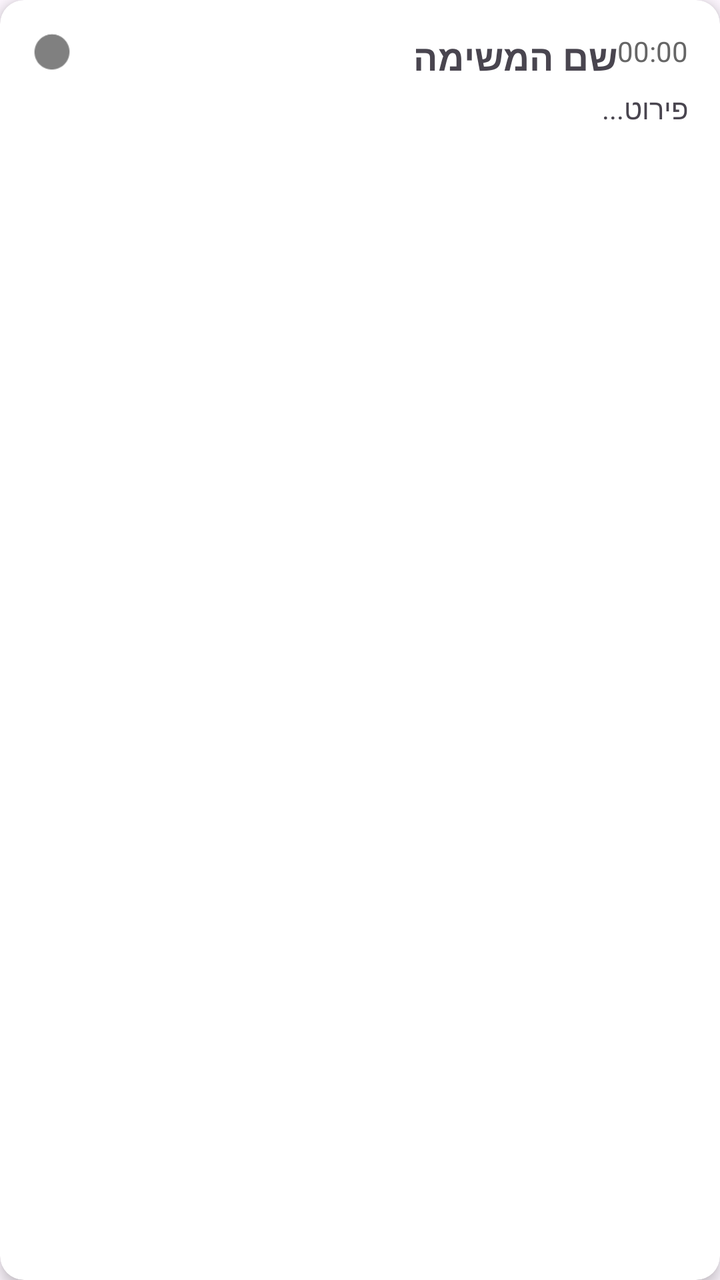
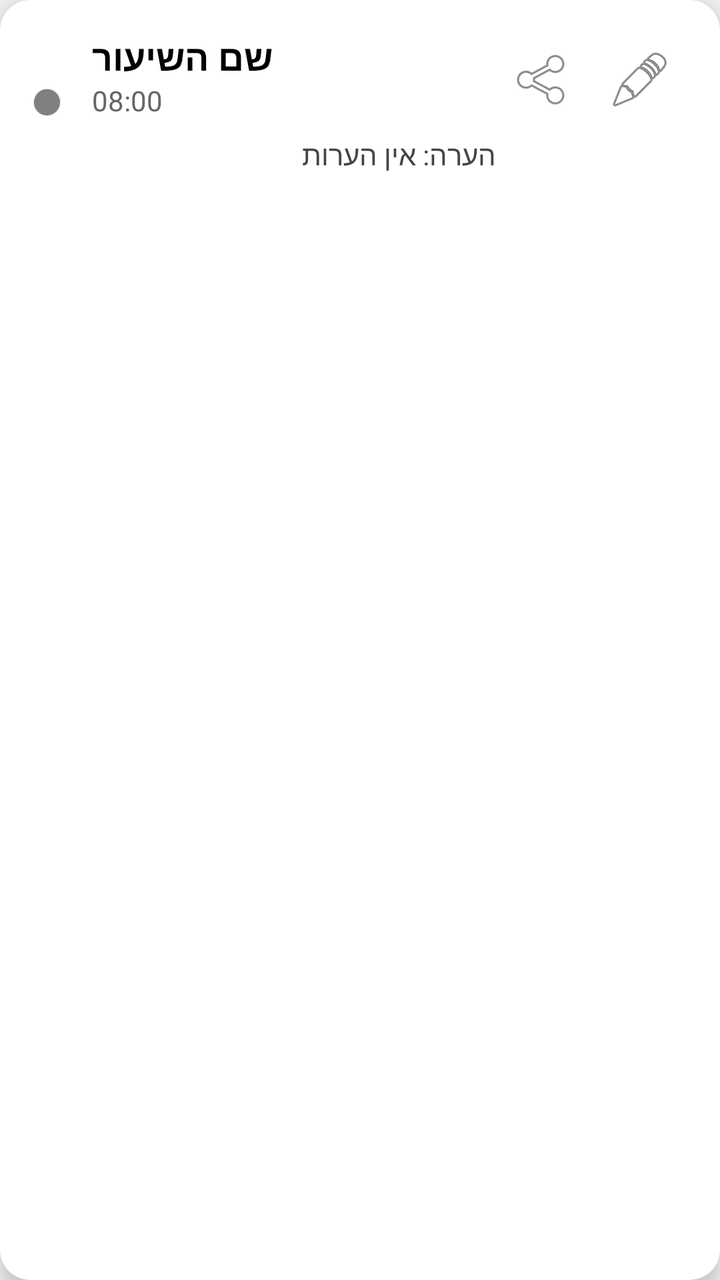

Screens rendered from an Android XML layout before and after an edit, with the pre-edit source and the edit as a unified diff.
<!-- AndroidManifest.xml: application theme Theme.MyScheduleApp20 -->
<!-- res/layout/item_task.xml -->
<?xml version="1.0" encoding="utf-8"?>
<androidx.cardview.widget.CardView xmlns:android="http://schemas.android.com/apk/res/android"
    xmlns:app="http://schemas.android.com/apk/res-auto"
    android:layout_width="match_parent"
    android:layout_height="wrap_content"
    android:layout_margin="8dp"
    app:cardCornerRadius="12dp"
    app:cardElevation="4dp">

    <androidx.constraintlayout.widget.ConstraintLayout
        android:layout_width="match_parent"
        android:layout_height="wrap_content"
        android:padding="16dp">

        <View
            android:id="@+id/viewStatusCircle"
            android:layout_width="20dp"
            android:layout_height="20dp"
            android:background="@android:drawable/presence_invisible"
            android:backgroundTint="#808080"
            app:layout_constraintStart_toStartOf="parent"
            app:layout_constraintTop_toTopOf="parent"
            app:layout_bottom_toBottomOf="parent"/>

        <TextView
            android:id="@+id/txtTaskTitle"
            android:layout_width="0dp"
            android:layout_height="wrap_content"
            android:text="שם המשימה"
            android:textSize="18sp"
            android:textStyle="bold"
            android:layout_marginStart="16dp"
            app:layout_constraintStart_toEndOf="@id/viewStatusCircle"
            app:layout_constraintEnd_toStartOf="@id/txtTaskTime"
            app:layout_constraintTop_toTopOf="parent"/>

        <TextView
            android:id="@+id/txtTaskTime"
            android:layout_width="wrap_content"
            android:layout_height="wrap_content"
            android:text="00:00"
            android:textColor="#666666"
            app:layout_constraintEnd_toEndOf="parent"
            app:layout_constraintTop_toTopOf="parent"/>

        <TextView
            android:id="@+id/txtTaskDetails"
            android:layout_width="0dp"
            android:layout_height="wrap_content"
            android:text="פירוט..."
            android:textSize="14sp"
            android:layout_marginTop="4dp"
            app:layout_constraintTop_toBottomOf="@id/txtTaskTitle"
            app:layout_constraintStart_toStartOf="@id/txtTaskTitle"
            app:layout_constraintEnd_toEndOf="parent"/>

    </androidx.constraintlayout.widget.ConstraintLayout>
</androidx.cardview.widget.CardView>
<!-- resources referenced by this layout -->
<resources>
  <style name="Theme.MyScheduleApp20" parent="Base.Theme.MyScheduleApp20" />
  <style name="Base.Theme.MyScheduleApp20" parent="Theme.Material3.DayNight.NoActionBar">
          
          
      </style>
</resources>

<!-- the commit's change to res/layout/item_task.xml (unified diff, before → after) -->
@@ -4,55 +4,83 @@
     android:layout_width="match_parent"
     android:layout_height="wrap_content"
     android:layout_margin="8dp"
-    app:cardCornerRadius="12dp"
-    app:cardElevation="4dp">
+    app:cardCornerRadius="15dp"
+    app:cardElevation="6dp">
 
-    <androidx.constraintlayout.widget.ConstraintLayout
+    <RelativeLayout
         android:layout_width="match_parent"
         android:layout_height="wrap_content"
         android:padding="16dp">
 
         <View
             android:id="@+id/viewStatusCircle"
-            android:layout_width="20dp"
-            android:layout_height="20dp"
+            android:layout_width="15dp"
+            android:layout_height="15dp"
+            android:layout_alignParentStart="true"
+            android:layout_centerVertical="true"
             android:background="@android:drawable/presence_invisible"
-            android:backgroundTint="#808080"
-            app:layout_constraintStart_toStartOf="parent"
-            app:layout_constraintTop_toTopOf="parent"
-            app:layout_bottom_toBottomOf="parent"/>
+            android:backgroundTint="#808080" />
 
-        <TextView
-            android:id="@+id/txtTaskTitle"
-            android:layout_width="0dp"
+        <LinearLayout
+            android:id="@+id/layoutTextContainer"
+            android:layout_width="match_parent"
             android:layout_height="wrap_content"
-            android:text="שם המשימה"
-            android:textSize="18sp"
-            android:textStyle="bold"
-            android:layout_marginStart="16dp"
-            app:layout_constraintStart_toEndOf="@id/viewStatusCircle"
-            app:layout_constraintEnd_toStartOf="@id/txtTaskTime"
-            app:layout_constraintTop_toTopOf="parent"/>
+            android:layout_toEndOf="@id/viewStatusCircle"
+            android:layout_marginStart="15dp"
+            android:layout_toStartOf="@id/layoutButtons"
+            android:orientation="vertical">
 
-        <TextView
-            android:id="@+id/txtTaskTime"
+            <TextView
+                android:id="@+id/txtTaskTitle"
+                android:layout_width="wrap_content"
+                android:layout_height="wrap_content"
+                android:text="שם השיעור"
+                android:textSize="18sp"
+                android:textStyle="bold"
+                android:textColor="#000000" />
+
+            <TextView
+                android:id="@+id/txtTaskTime"
+                android:layout_width="wrap_content"
+                android:layout_height="wrap_content"
+                android:text="08:00"
+                android:textColor="#666666" />
+
+            <TextView
+                android:id="@+id/txtTaskDetails"
+                android:layout_width="match_parent"
+                android:layout_height="wrap_content"
+                android:layout_marginTop="8dp"
+                android:text="הערה: אין הערות"
+                android:textSize="14sp"
+                android:textColor="#444444" />
+
+        </LinearLayout>
+
+        <LinearLayout
+            android:id="@+id/layoutButtons"
             android:layout_width="wrap_content"
             android:layout_height="wrap_content"
-            android:text="00:00"
-            android:textColor="#666666"
-            app:layout_constraintEnd_toEndOf="parent"
-            app:layout_constraintTop_toTopOf="parent"/>
+            android:layout_alignParentEnd="true"
+            android:orientation="horizontal">
 
-        <TextView
-            android:id="@+id/txtTaskDetails"
-            android:layout_width="0dp"
-            android:layout_height="wrap_content"
-            android:text="פירוט..."
-            android:textSize="14sp"
-            android:layout_marginTop="4dp"
-            app:layout_constraintTop_toBottomOf="@id/txtTaskTitle"
-            app:layout_constraintStart_toStartOf="@id/txtTaskTitle"
-            app:layout_constraintEnd_toEndOf="parent"/>
+            <ImageButton
+                android:id="@+id/btnShareTask"
+                android:layout_width="48dp"
+                android:layout_height="48dp"
+                android:src="@android:drawable/ic_menu_share"
+                android:background="?attr/selectableItemBackgroundBorderless"
+                android:contentDescription="הזמן חבר" />
 
-    </androidx.constraintlayout.widget.ConstraintLayout>
+            <ImageButton
+                android:id="@+id/btnEditNote"
+                android:layout_width="48dp"
+                android:layout_height="48dp"
+                android:src="@android:drawable/ic_menu_edit"
+                android:background="?attr/selectableItemBackgroundBorderless"
+                android:contentDescription="ערוך הערה" />
+
+        </LinearLayout>
+
+    </RelativeLayout>
 </androidx.cardview.widget.CardView>
<!-- resource entries referenced after the edit -->
@@ -2,8 +2,14 @@
 <resources>
   <style name="Theme.MyScheduleApp20" parent="Base.Theme.MyScheduleApp20" />
   <style name="Base.Theme.MyScheduleApp20" parent="Theme.Material3.DayNight.NoActionBar">
-          
-          
+          <item name="colorPrimary">@color/purple_primary</item>
+          <item name="colorOnPrimary">@color/on_primary</item>
+          <item name="android:windowBackground">@color/background_light</item>
+          <item name="android:statusBarColor">@color/purple_variant</item>
       </style>
+  <color name="purple_primary">#6200EE</color>
+  <color name="on_primary">#FFFFFF</color>
+  <color name="background_light">#F5F5F7</color>
+  <color name="purple_variant">#3700B3</color>
 </resources>
 
